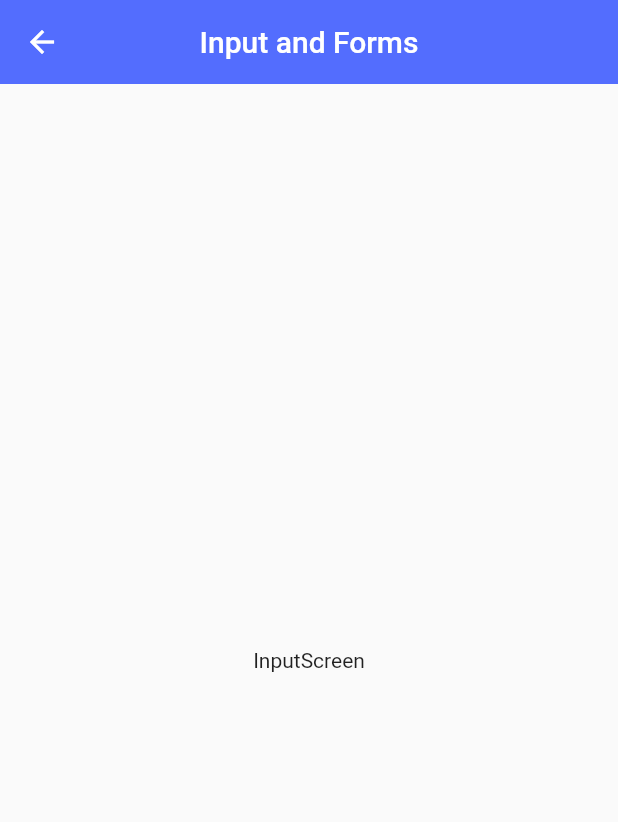
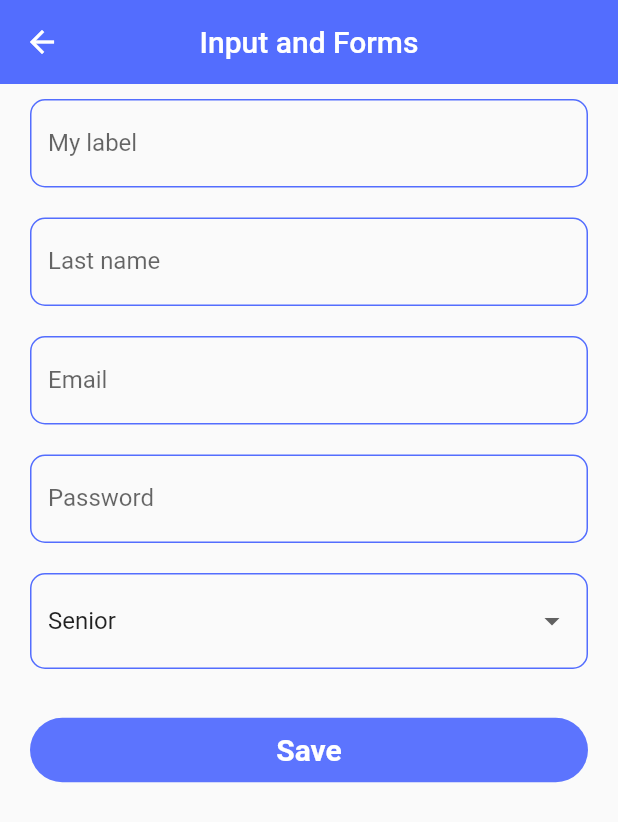
Before and after one commit to leodrumers/flutterWidgets, a Flutter app: the InputScreen screen opened by its route, on a phone screen of 412 x 824 dp. Shown: the top 822 px of the screen. Run offline on Flutter 3.47's test engine with Material 2 defaults, Android fonts, the phone set to English and light mode, and no system bars.

Commit message:
FormField completed

```diff
--- a/lib/screens/input_screen.dart
+++ b/lib/screens/input_screen.dart
@@ -1,16 +1,95 @@
 import 'package:flutter/material.dart';
+
+import '../widgets/index.dart';
 
 class InputScreen extends StatelessWidget {
   const InputScreen({Key? key}) : super(key: key);
 
   @override
   Widget build(BuildContext context) {
+    final formKey = GlobalKey<FormState>();
+
+    final Map<String, String> formValues = {
+      'firstName': 'Leo',
+      'lastName': 'Ortiz',
+      'email': 'leodrumers@gmail.com',
+      'password': '12pass',
+      'role': 'admin',
+    };
+
     return Scaffold(
       appBar: AppBar(
         title: const Text('Input and Forms'),
       ),
-      body: const Center(
-        child: Text('InputScreen'),
+      body: SingleChildScrollView(
+        child: Padding(
+          padding: const EdgeInsets.symmetric(horizontal: 20, vertical: 10),
+          child: Form(
+            key: formKey,
+            child: Column(children: [
+              CustomInputField(
+                hintText: 'User name',
+                labelText: 'My label',
+                formProperties: formValues,
+                formProperty: 'firstName',
+              ),
+              const SizedBox(height: 20),
+              CustomInputField(
+                labelText: 'Last name',
+                hintText: 'Last name',
+                formProperties: formValues,
+                formProperty: 'lastName',
+              ),
+              const SizedBox(height: 20),
+              CustomInputField(
+                hintText: 'Email',
+                labelText: 'Email',
+                keyboardType: TextInputType.emailAddress,
+                formProperties: formValues,
+                formProperty: 'email',
+              ),
+              const SizedBox(height: 20),
+              CustomInputField(
+                hintText: 'Password',
+                labelText: 'Password',
+                obscureText: true,
+                formProperties: formValues,
+                formProperty: 'password',
+              ),
+              const SizedBox(height: 20),
+              DropdownButtonFormField<String>(
+                value: 'Senior',
+                items: const [
+                  DropdownMenuItem(child: Text('Senior'), value: 'Senior'),
+                  DropdownMenuItem(child: Text('Semi senior'), value: 'Semi'),
+                  DropdownMenuItem(child: Text('Junior'), value: 'Junior'),
+                ],
+                onChanged: (value) {
+                  formValues['role'] = value ?? 'Admin';
+                },
+              ),
+              const SizedBox(height: 30),
+              ElevatedButton(
+                  onPressed: () {
+                    FocusScope.of(context).requestFocus(FocusNode());
+                    if (!formKey.currentState!.validate()) {
+                      print('Form not valid');
+                      return;
+                    }
+                    print(formValues);
+                  },
+                  child: const SizedBox(
+                    width: double.infinity,
+                    child: Center(
+                        child: Text(
+                      'Save',
+                      style:
+                          TextStyle(fontWeight: FontWeight.bold, fontSize: 20),
+                    )),
+                  ))
+            ]),
+          ),
+        ),
       ),
     );
   }
--- a/lib/themes/app_theme.dart
+++ b/lib/themes/app_theme.dart
@@ -24,5 +24,20 @@ class AppTheme {
           padding: const EdgeInsets.symmetric(horizontal: 15, vertical: 10),
           elevation: 0),
     ),
+    inputDecorationTheme: const InputDecorationTheme(
+      floatingLabelStyle: TextStyle(color: primaryColor),
+      enabledBorder: OutlineInputBorder(
+        borderSide: BorderSide(color: primaryColor),
+        borderRadius: BorderRadius.all(Radius.circular(10)),
+      ),
+      focusedBorder: OutlineInputBorder(
+        borderSide: BorderSide(color: primaryColor),
+        borderRadius: BorderRadius.all(Radius.circular(10)),
+      ),
+      border: OutlineInputBorder(
+        borderSide: BorderSide(color: primaryColor),
+        borderRadius: BorderRadius.all(Radius.circular(10)),
+      ),
+    ),
   );
 }
--- /dev/null
+++ b/lib/widgets/custom_input_field.dart
@@ -0,0 +1,49 @@
+import 'package:flutter/material.dart';
+
+class CustomInputField extends StatelessWidget {
+  final String? hintText;
+  final String? labelText;
+  final String? helperText;
+  final IconData? icon;
+  final IconData? suffix;
+  final FormFieldValidator<String>? validator;
+  final TextInputType? keyboardType;
+  final bool obscureText;
+  final String formProperty;
+  final Map<String, String> formProperties;
+
+  const CustomInputField({
+    Key? key,
+    this.hintText,
+    this.labelText,
+    this.helperText,
+    this.icon,
+    this.suffix,
+    this.validator,
+    this.keyboardType,
+    this.obscureText = false,
+    required this.formProperty,
+    required this.formProperties,
+  }) : super(key: key);
+
+  @override
+  Widget build(BuildContext context) {
+    return TextFormField(
+      keyboardType: keyboardType,
+      obscureText: obscureText,
+      textCapitalization: TextCapitalization.words,
+      onChanged: (value) => formProperties[formProperty] = value,
+      validator: (value) {
+        return value == null || value.length < 3 ? 'Invalid field' : null;
+      },
+      autovalidateMode: AutovalidateMode.onUserInteraction,
+      decoration: InputDecoration(
+        hintText: hintText,
+        labelText: labelText,
+        helperText: helperText,
+        icon: icon != null ? Icon(icon) : null,
+        suffixIcon: Icon(suffix),
+      ),
+    );
+  }
+}
--- a/lib/widgets/index.dart
+++ b/lib/widgets/index.dart
@@ -1,2 +1,4 @@
 export 'package:components/widgets/custom_card.dart';
 export 'package:components/widgets/custom_card2.dart';
+
+export 'package:components/widgets/custom_input_field.dart';
```
